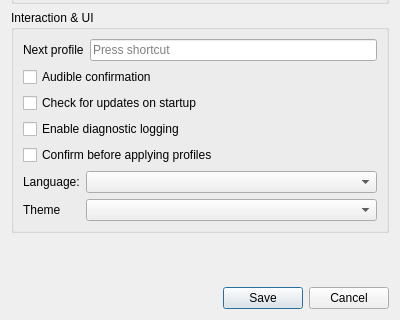
Old version of the form src/gui/SettingsDialog.ui in the repository goloveshko/modeflow; both pictures show x 0 to 400 and y 166 to 486 of the 400 by 486 pixel window.
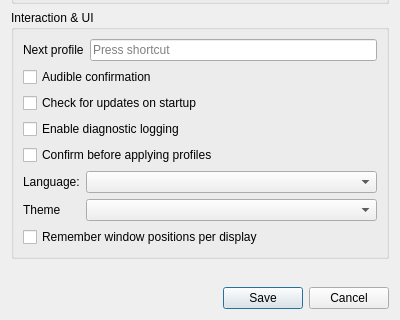
New version of the form. Custom widgets are drawn as their Qt base class.

Commit message:
feat(settings): add an opt-in window layout preference
- Switching monitor -> TV -> monitor loses window placement, and restoring it by
  guesswork is worse than not restoring it at all
- The first step is a single global switch, stored like every other preference
  and off by default, so the layout feature stays inactive until it is asked for
- The dialog test loads the saved value into the form and commits a changed one,
  so the checkbox cannot drift away from the setting it edits

Patch:
```diff
--- a/src/gui/SettingsDialog.ui
+++ b/src/gui/SettingsDialog.ui
@@ -186,6 +186,16 @@
         </property>
        </widget>
       </item>
+      <item row="7" column="0" colspan="2">
+       <widget class="QCheckBox" name="checkRememberWindowLayouts">
+        <property name="toolTip">
+         <string>Keep a separate window layout for each screen configuration and restore it when switching back.</string>
+        </property>
+        <property name="text">
+         <string>Remember window positions per display</string>
+        </property>
+       </widget>
+      </item>
      </layout>
     </widget>
    </item>
```
Left out of the diff: 1 changed line with no effect on the pictures. The commit also changes 9 other files.
